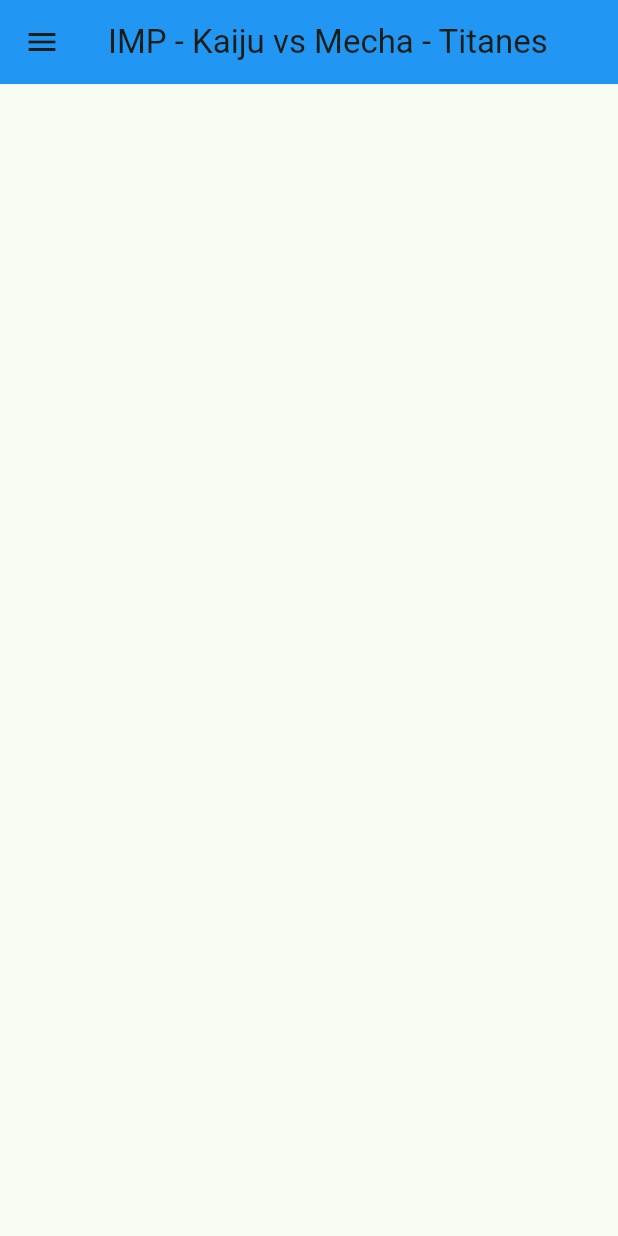
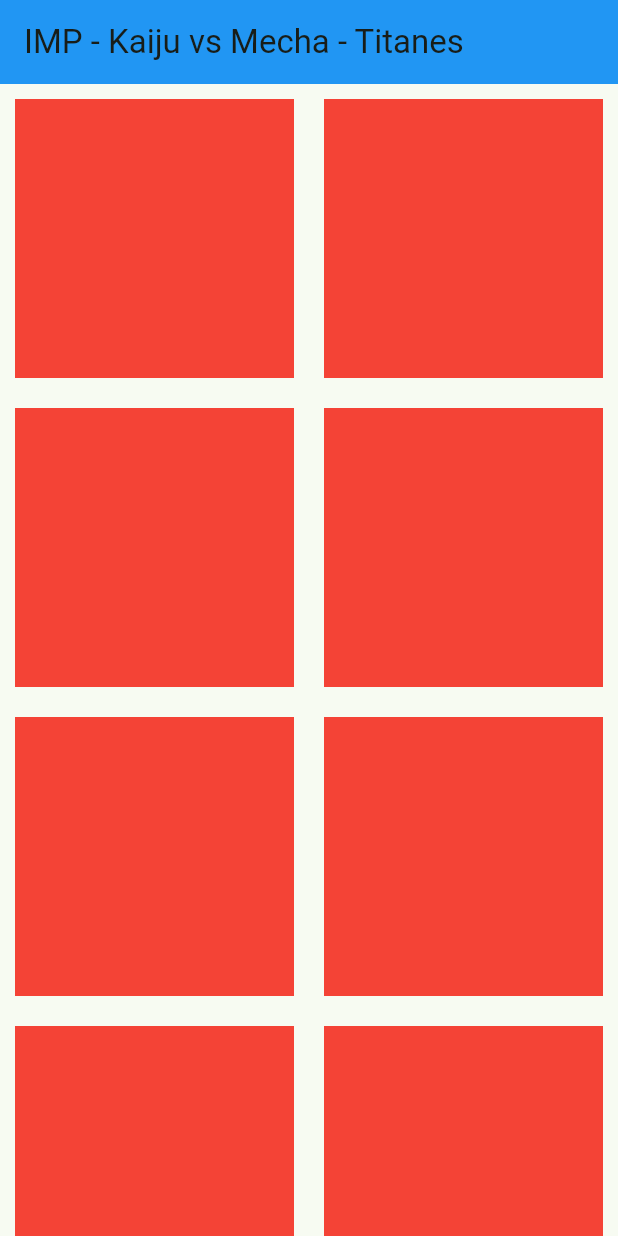
Before and after one commit to BastianDevs/mitos_y_leyendas_app, a Flutter app: the screen it shows after launch, after a tap on "IMP - Kaiju vs Mecha - Titanes", on a phone screen of 412 x 824 dp. Run offline on Flutter 3.47's test engine with Material 3 defaults, Android fonts, the phone set to English and light mode, and no system bars; our stand-ins replace flutter_riverpod, go_router; network calls fail.

Commit message:
Creación de gridview para card

```diff
--- a/lib/presentation/screens/cards/cards_screen.dart
+++ b/lib/presentation/screens/cards/cards_screen.dart
@@ -15,7 +15,7 @@ class CardsScreen extends ConsumerWidget {
     final edition = ref.watch(editionBySlugProvider(editionSlug));
     return Scaffold(
       appBar: CustomAppbar(title: edition?.title ?? 'Cartas'),
-      drawer: context.widget,
+      body: CustomGridview(),
     );
   }
 }
--- /dev/null
+++ b/lib/presentation/widgets/cards/custom_gridview.dart
@@ -0,0 +1,18 @@
+import 'package:flutter/material.dart';
+
+class CustomGridview extends StatelessWidget {
+  const CustomGridview({super.key});
+
+  @override
+  Widget build(BuildContext context) {
+    return GridView.builder(
+      gridDelegate: SliverGridDelegateWithFixedCrossAxisCount(
+        crossAxisCount: 2,
+      ),
+      itemBuilder: (context, index) {
+        return Container(color: Colors.red, margin: EdgeInsets.all(10.0));
+      },
+      itemCount: 10,
+    );
+  }
+}
--- a/lib/presentation/widgets/widgets.dart
+++ b/lib/presentation/widgets/widgets.dart
@@ -1,2 +1,3 @@
 export 'shared/custom_appbar.dart';
 export 'edition/custom_listview.dart';
+export 'cards/custom_gridview.dart';
```
